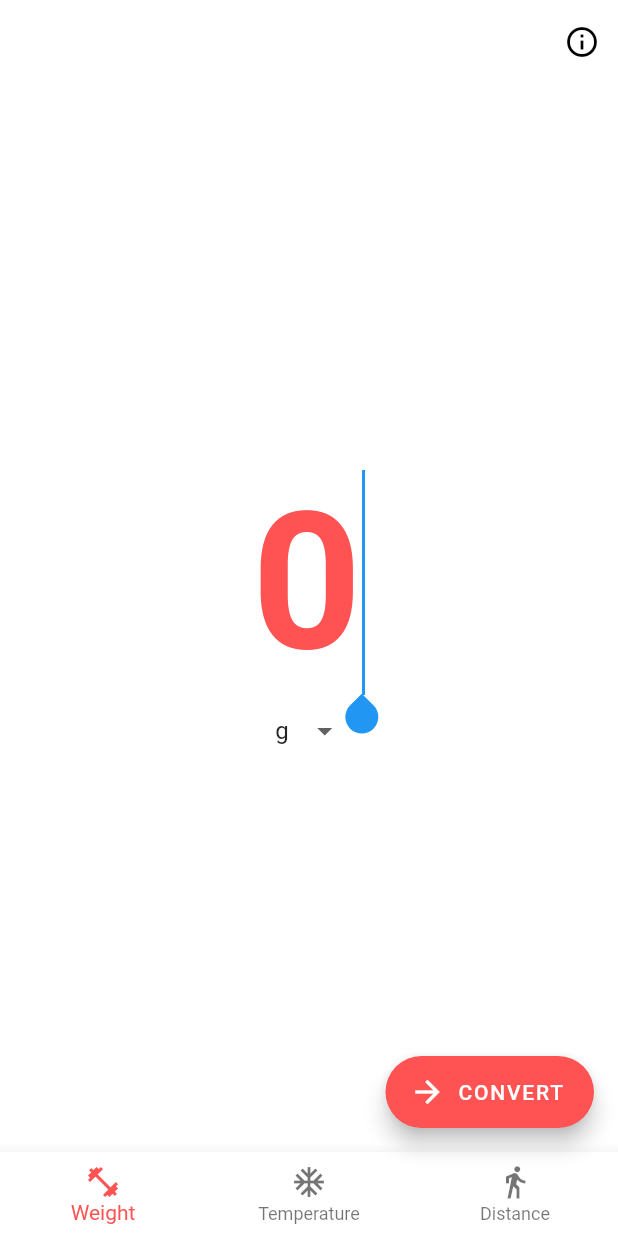
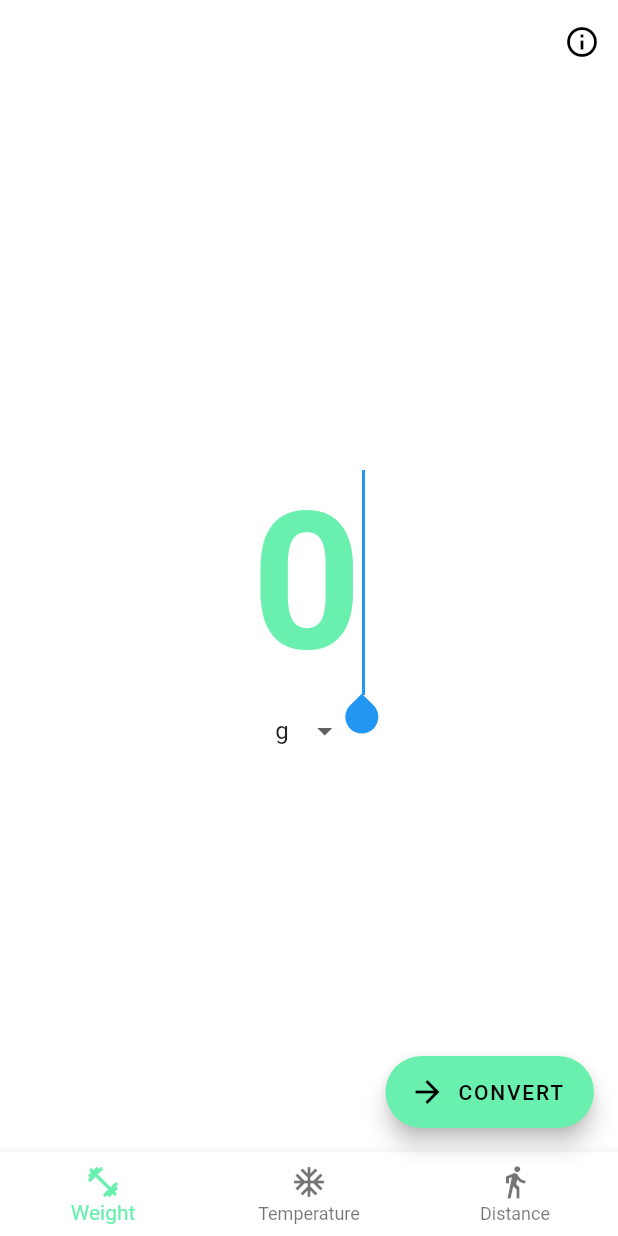
Before and after one commit to TobiasRitter/anyunit, a Flutter app: the screen it shows after launch, on a phone screen of 412 x 824 dp. Run offline on Flutter 3.47's test engine with Material 2 defaults, Android fonts, the phone set to English and light mode, and no system bars; our stand-ins replace bloc, equatable, flutter_bloc.

Commit message:
rename app

```diff
--- a/lib/bloc/resultsscreen_bloc.dart
+++ b/lib/bloc/resultsscreen_bloc.dart
@@ -1,5 +1,5 @@
 import 'dart:async';
-import 'package:anyunit/bloc/bloc.dart';
+import 'package:cleverconvert/bloc/bloc.dart';
 import 'package:bloc/bloc.dart';
 import 'package:meta/meta.dart';
 
--- a/lib/main.dart
+++ b/lib/main.dart
@@ -1,19 +1,19 @@
-import 'package:anyunit/view/inputscreen.dart';
+import 'package:cleverconvert/view/inputscreen.dart';
 import 'package:flutter/cupertino.dart';
 import 'package:flutter/material.dart';
 
-void main() => runApp(MyApp());
+void main() => runApp(CleverConvertApp());
 
-class MyApp extends StatelessWidget {
+class CleverConvertApp extends StatelessWidget {
   @override
   Widget build(BuildContext context) {
     return MaterialApp(
-      title: 'AnyUnit',
+      title: 'CleverConvert',
       theme: ThemeData(
         brightness: Brightness.light,
         primaryColor: Colors.white,
         canvasColor: Colors.white,
-        accentColor: Colors.redAccent,
+        accentColor: Colors.greenAccent,
       ),
       home: InputScreen(),
     );
--- a/lib/model/category.dart
+++ b/lib/model/category.dart
@@ -1,4 +1,4 @@
-import 'package:anyunit/model/unit.dart';
+import 'package:cleverconvert/model/unit.dart';
 import 'package:meta/meta.dart';
 
 /// object containing a group of units of the same type
--- a/lib/model/converter.dart
+++ b/lib/model/converter.dart
@@ -1,5 +1,5 @@
-import 'package:anyunit/model/category.dart';
-import 'package:anyunit/model/unit.dart';
+import 'package:cleverconvert/model/category.dart';
+import 'package:cleverconvert/model/unit.dart';
 import 'package:meta/meta.dart';
 
 /// a basic unit converter
--- a/lib/view/inputscreen.dart
+++ b/lib/view/inputscreen.dart
@@ -1,5 +1,5 @@
-import 'package:anyunit/bloc/bloc.dart';
-import 'package:anyunit/view/resultsscreen.dart';
+import 'package:cleverconvert/bloc/bloc.dart';
+import 'package:cleverconvert/view/resultsscreen.dart';
 import 'package:flutter/material.dart';
 import 'package:flutter_bloc/flutter_bloc.dart';
 
--- a/lib/view/resultsscreen.dart
+++ b/lib/view/resultsscreen.dart
@@ -1,4 +1,4 @@
-import 'package:anyunit/bloc/bloc.dart';
+import 'package:cleverconvert/bloc/bloc.dart';
 import 'package:flutter/material.dart';
 import 'package:flutter_bloc/flutter_bloc.dart';
 
--- a/pubspec.yaml
+++ b/pubspec.yaml
@@ -1,4 +1,4 @@
-name: anyunit
+name: cleverconvert
 description: A new Flutter project.
 
 # The following defines the version and build number for your application.
```
Also changed, not shown: lib/bloc/inputscreen_bloc.dart (+5 -5 lines), 10 other files.
